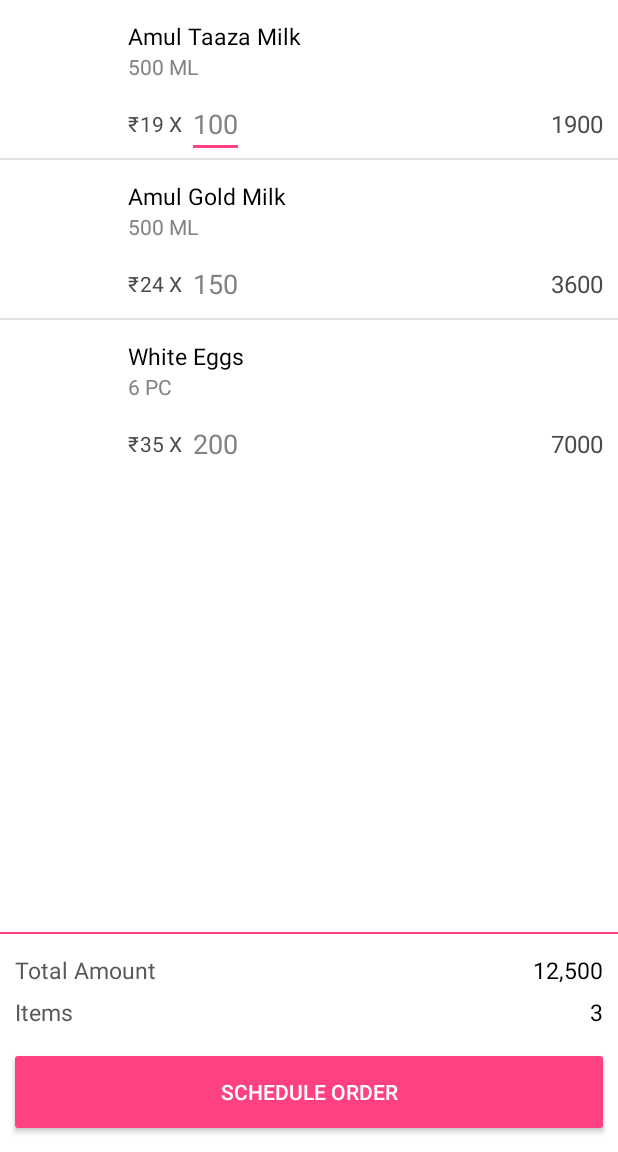
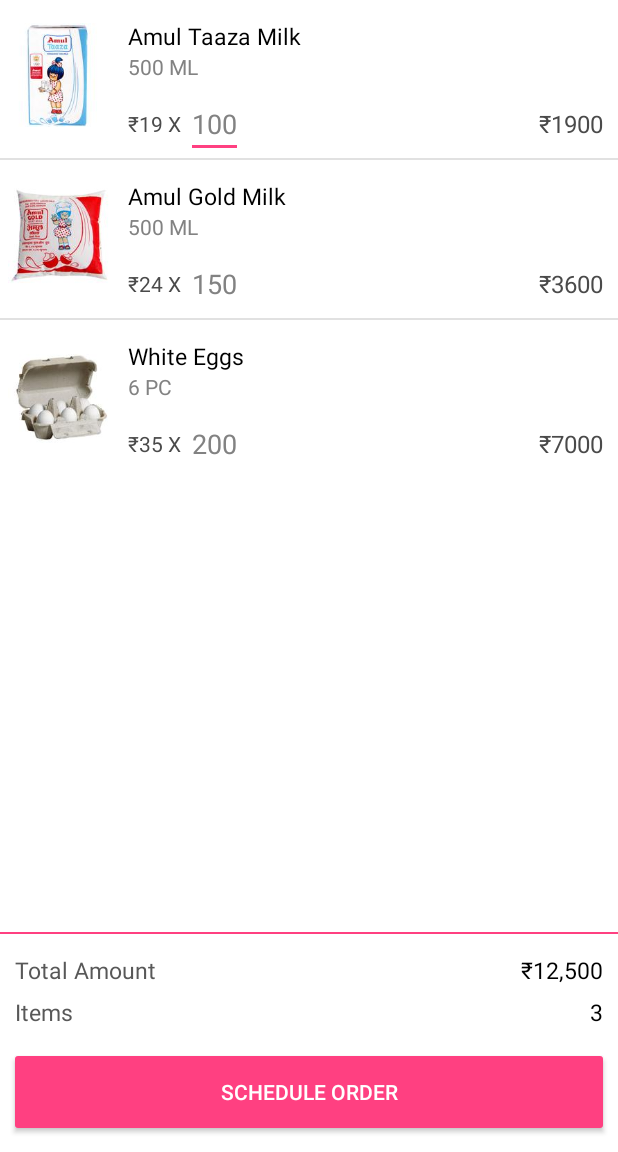
Before and after one commit to AnkitaGupta107/caravan, an Android app: the CartActivity screen opened directly, with no data from a screen before it, on a phone screen of 412 x 824 dp, the part 84-1236 px from its top. Run offline under Robolectric (Android 15) with nearby library versions, the phone set to English and light mode, and no system bars; our stand-ins replace ButterKnife.

Commit message:
Rupee symbol in amounts Cart images

```diff
--- a/app/src/main/res/layout/cart.xml
+++ b/app/src/main/res/layout/cart.xml
@@ -45,7 +45,8 @@
                     android:layout_height="80dp"
                     android:layout_alignParentLeft="true"
                     android:layout_centerVertical="true"
-                    android:padding="5dp" />
+                    android:padding="5dp"
+                    android:src="@drawable/amul_taaza"/>
 
             </LinearLayout>
 
@@ -78,20 +79,11 @@
                 android:layout_toRightOf="@+id/image_wrapper">
 
                 <TextView
-                    android:id="@+id/rs1"
-                    android:layout_width="wrap_content"
-                    android:layout_height="wrap_content"
-                    android:layout_centerVertical="true"
-                    android:text="@string/Rs"
-                    android:textColor="#4a4a4a" />
-
-                <TextView
                     android:id="@+id/mrp"
                     android:layout_width="wrap_content"
                     android:layout_height="wrap_content"
                     android:layout_centerVertical="true"
                     android:text="@string/amount1"
-                    android:layout_marginLeft="8dp"
                     android:textColor="#4a4a4a" />
 
 
@@ -162,7 +154,8 @@
                     android:layout_height="80dp"
                     android:layout_alignParentLeft="true"
                     android:layout_centerVertical="true"
-                    android:padding="5dp" />
+                    android:padding="5dp"
+                    android:src="@drawable/amul_gold"/>
 
             </LinearLayout>
 
@@ -195,20 +188,11 @@
                 android:layout_toRightOf="@+id/image_wrapper1">
 
                 <TextView
-                    android:id="@+id/rs2"
-                    android:layout_width="wrap_content"
-                    android:layout_height="wrap_content"
-                    android:layout_centerVertical="true"
-                    android:text="@string/Rs"
-                    android:textColor="#4a4a4a" />
-
-                <TextView
                     android:id="@+id/mrp1"
                     android:layout_width="wrap_content"
                     android:layout_height="wrap_content"
                     android:layout_centerVertical="true"
                     android:text="@string/amount2"
-                    android:layout_marginLeft="8dp"
                     android:textColor="#4a4a4a" />
 
                 <TextView
@@ -277,7 +261,8 @@
                     android:layout_height="80dp"
                     android:layout_alignParentLeft="true"
                     android:layout_centerVertical="true"
-                    android:padding="5dp" />
+                    android:padding="5dp"
+                    android:src="@drawable/eggs"/>
 
             </LinearLayout>
 
@@ -310,19 +295,10 @@
                 android:layout_toRightOf="@+id/image_wrapper2">
 
                 <TextView
-                    android:id="@+id/rs3"
-                    android:layout_width="wrap_content"
-                    android:layout_height="wrap_content"
-                    android:layout_centerVertical="true"
-                    android:text="@string/Rs"
-                    android:textColor="#4a4a4a" />
-
-                <TextView
                     android:id="@+id/mrp2"
                     android:layout_width="wrap_content"
                     android:layout_height="wrap_content"
                     android:layout_centerVertical="true"
-                    android:layout_marginLeft="8dp"
                     android:text="@string/amount3"
                     android:textColor="#4a4a4a" />
 
--- a/app/src/main/res/layout/dashboard.xml
+++ b/app/src/main/res/layout/dashboard.xml
@@ -9,7 +9,7 @@
     <TextView
         android:layout_width="match_parent"
         android:layout_height="wrap_content"
-        android:text="Orders Due Card"
+        android:text="Orders Due"
         android:textSize="16sp"
         android:textColor="@color/black"
         android:padding="10dp"/>
@@ -37,7 +37,7 @@
                         android:layout_width="0dp"
                         android:layout_height="wrap_content"
                         android:layout_weight="1"
-                        android:text="OrderId"
+                        android:text="Order Id"
                         android:textAllCaps="true"
                         android:textColor="@color/previousOrder_orderId_title"
                         />
@@ -54,7 +54,8 @@
 
                 <TableRow
                     android:layout_width="match_parent"
-                    android:layout_height="wrap_content">
+                    android:layout_height="wrap_content"
+                    android:layout_marginTop="5dp">
 
                     <TextView
                         android:id="@+id/order_item_order_id1"
@@ -78,7 +79,8 @@
 
             <TableRow
                 android:layout_width="match_parent"
-                android:layout_height="wrap_content">
+                android:layout_height="wrap_content"
+                android:layout_marginTop="5dp">
 
                 <TextView
                     android:id="@+id/order_item_order_id2"
@@ -115,7 +117,7 @@
     <TextView
         android:layout_width="match_parent"
         android:layout_height="wrap_content"
-        android:text="Payment Due Card"
+        android:text="Payment Due"
         android:textSize="16sp"
         android:textColor="@color/black"
         android:padding="10dp"
@@ -141,7 +143,7 @@
                 android:layout_width="wrap_content"
                 android:layout_height="wrap_content"
                 android:textColor="@color/previousOrder_orderId"
-                android:text="Rs 1,50,000"
+                android:text="\u20B91,50,000"
                 android:layout_gravity="center"
                 android:textSize="22sp"/>
 
@@ -149,6 +151,7 @@
                 android:layout_width="wrap_content"
                 android:layout_height="wrap_content"
                 android:layout_marginTop="10dp"
+                android:layout_marginRight="6dp"
                 android:textColor="@color/previousOrder_orderId"
                 android:text="Delivered Orders"
                 android:layout_gravity="end"/>
--- a/app/src/main/res/values/strings.xml
+++ b/app/src/main/res/values/strings.xml
@@ -22,9 +22,9 @@
     <string name="product_title3">White Eggs</string>
     <string name="attribute1">500 ML</string>
     <string name="attribute3">6 PC</string>
-    <string name="amount1">19</string>
-    <string name="amount2">24</string>
-    <string name="amount3">35</string>
+    <string name="amount1">\u20B919</string>
+    <string name="amount2">\u20B924</string>
+    <string name="amount3">\u20B935</string>
     <string name="qty1">100</string>
     <string name="qty2">150</string>
     <string name="qty3">200</string>
@@ -38,11 +38,11 @@
     <string name="prev_placed_date2">Sat, 9 Dec</string>
     <string name="prev_placed_date3">Sun, 10 Dec</string>
     <string name="Rs">\u20B9</string>
-    <string name="total1">1900</string>
-    <string name="total2">3600</string>
-    <string name="total3">7000</string>
-    <string name="total_amount">12,500</string>
-    <string name="total_amount2">16,000</string>
-    <string name="total_amount3">9,750</string>
+    <string name="total1">\u20B91900</string>
+    <string name="total2">\u20B93600</string>
+    <string name="total3">\u20B97000</string>
+    <string name="total_amount">\u20B912,500</string>
+    <string name="total_amount2">\u20B916,000</string>
+    <string name="total_amount3">\u20B99,750</string>
     <string name="total_items">3</string>
 </resources>
```
Also changed, not shown: app/src/main/res/drawable-hdpi/amul_gold.jpg (added), app/src/main/res/drawable-hdpi/amul_taaza.jpg (added), app/src/main/res/drawable-hdpi/eggs.jpg (added).
